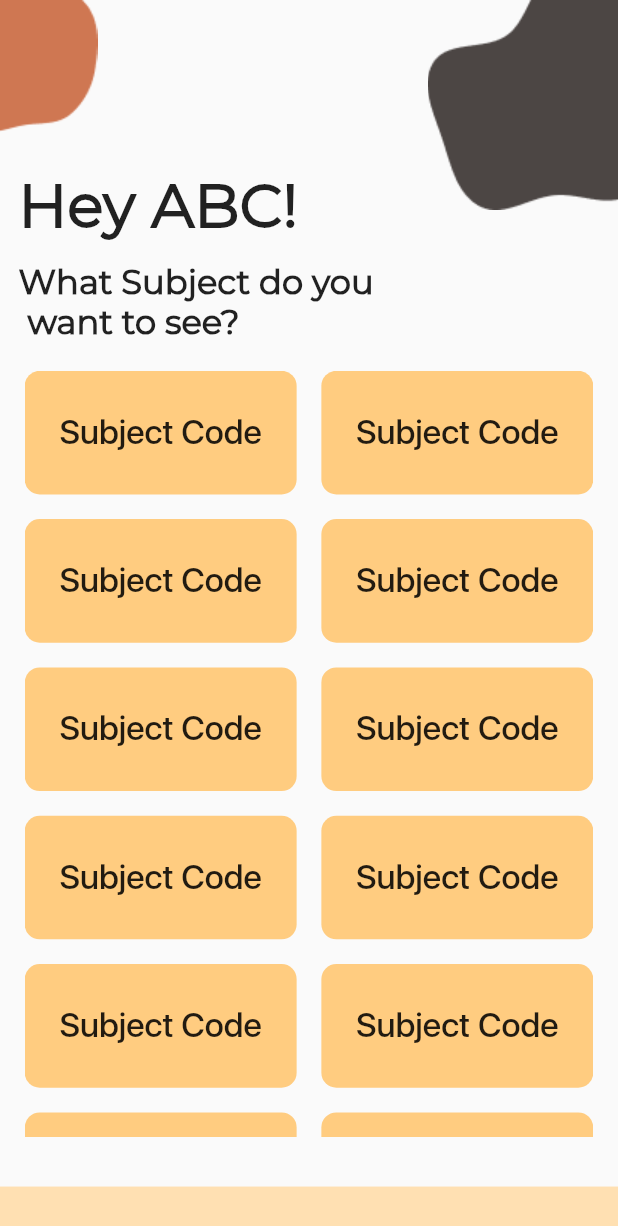
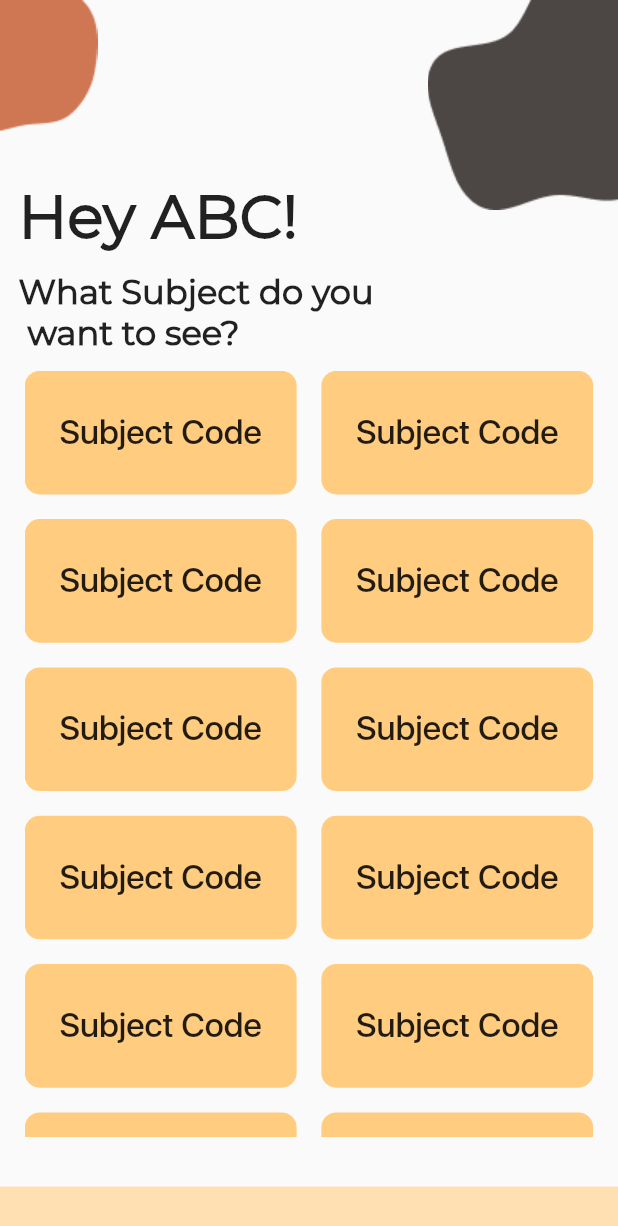
Before and after one commit to BlackTimber-Labs/Liberdeck, a Flutter app: the screen it shows after launch, on a phone screen of 412 x 824 dp. Shown: the top 1226 px of the screen. Run offline on Flutter 3.47's test engine with Material 2 defaults, Android fonts, the phone set to English and light mode, and no system bars; our stand-ins replace font_awesome_flutter.

Commit message:
responsive header correction

```diff
--- a/lib/widgets/text_header.dart
+++ b/lib/widgets/text_header.dart
@@ -1,7 +1,8 @@
-import 'package:flutter/material.dart';
+import "package:flutter/material.dart";
 
-// Header Containing Text at the Center Bottom.
+/// Header Widget Containing Text at the Center Bottom.
 class TextHeader extends StatelessWidget {
+  ///
   const TextHeader({
     Key? key,
     required this.width,
@@ -12,11 +13,22 @@ class TextHeader extends StatelessWidget {
     required this.subtitle,
   }) : super(key: key);
 
+  /// Width of the Screen in which this widget is used.
   final double width;
+
+  /// Height of the Screen in which this widget is used.
   final double height;
+
+  /// Image on Top Right Corner
   final String topright;
+
+  /// Image on Top Left Corner
   final String topleft;
+
+  /// Heading of the Screen
   final String title;
+
+  /// Sub Heading of the Screen
   final String subtitle;
   @override
   Widget build(BuildContext context) {
@@ -41,7 +53,7 @@ class TextHeader extends StatelessWidget {
           ),
         ),
         Positioned(
-          top: 100,
+          top: height*0.13, //responsive
           child: Container(
             padding: EdgeInsets.all(width * 0.03),
             child: Column(
```
